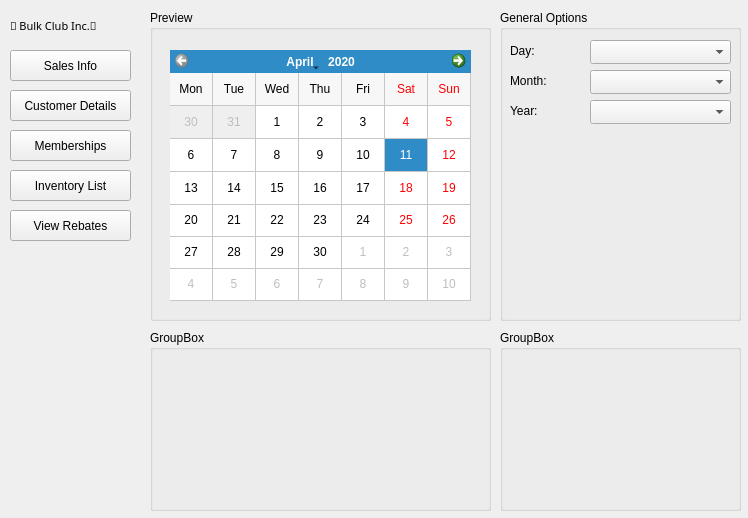
Old version of the form Manager.ui in the repository UnitedPuggs/The-Simps.
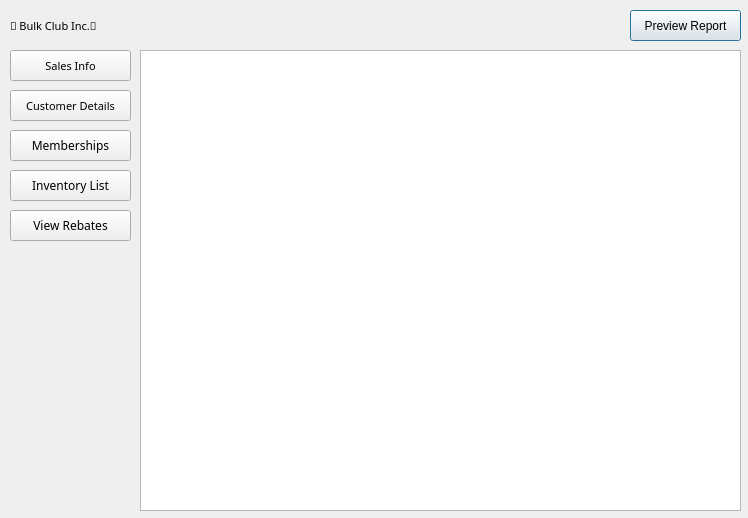
New version of the form.

Patch:
```diff
--- a/Manager.ui
+++ b/Manager.ui
@@ -48,182 +48,33 @@
     </rect>
    </property>
    <widget class="QWidget" name="salesPage">
-    <widget class="QGroupBox" name="groupBox">
+    <widget class="QTableWidget" name="salesPage_tableWidget">
      <property name="geometry">
       <rect>
-       <x>10</x>
-       <y>10</y>
-       <width>341</width>
-       <height>311</height>
+       <x>0</x>
+       <y>50</y>
+       <width>601</width>
+       <height>461</height>
       </rect>
      </property>
-     <property name="title">
-      <string>Preview</string>
-     </property>
-     <widget class="QCalendarWidget" name="salesPage_calendarWidget">
-      <property name="geometry">
-       <rect>
-        <x>20</x>
-        <y>40</y>
-        <width>301</width>
-        <height>251</height>
-       </rect>
-      </property>
-      <property name="selectedDate">
-       <date>
-        <year>2020</year>
-        <month>4</month>
-        <day>11</day>
-       </date>
-      </property>
-      <property name="minimumDate">
-       <date>
-        <year>2020</year>
-        <month>4</month>
-        <day>1</day>
-       </date>
-      </property>
-      <property name="firstDayOfWeek">
-       <enum>Qt::Monday</enum>
-      </property>
-      <property name="gridVisible">
-       <bool>true</bool>
-      </property>
-      <property name="selectionMode">
-       <enum>QCalendarWidget::SingleSelection</enum>
-      </property>
-      <property name="verticalHeaderFormat">
-       <enum>QCalendarWidget::NoVerticalHeader</enum>
-      </property>
-      <property name="navigationBarVisible">
-       <bool>true</bool>
-      </property>
-      <property name="dateEditEnabled">
-       <bool>false</bool>
-      </property>
-     </widget>
     </widget>
-    <widget class="QGroupBox" name="groupBox_2">
+    <widget class="QPushButton" name="salesPage_previewButton">
      <property name="geometry">
       <rect>
-       <x>360</x>
+       <x>490</x>
        <y>10</y>
-       <width>241</width>
-       <height>311</height>
+       <width>111</width>
+       <height>31</height>
       </rect>
      </property>
-     <property name="title">
-      <string>General Options</string>
+     <property name="font">
+      <font>
+       <family>Arial</family>
+       <pointsize>9</pointsize>
+      </font>
      </property>
-     <widget class="QComboBox" name="comboBox">
-      <property name="geometry">
-       <rect>
-        <x>90</x>
-        <y>30</y>
-        <width>141</width>
-        <height>24</height>
-       </rect>
-      </property>
-     </widget>
-     <widget class="QLabel" name="label">
-      <property name="geometry">
-       <rect>
-        <x>10</x>
-        <y>30</y>
-        <width>71</width>
-        <height>21</height>
-       </rect>
-      </property>
-      <property name="font">
-       <font>
-        <pointsize>9</pointsize>
-       </font>
-      </property>
-      <property name="text">
-       <string>Day:</string>
-      </property>
-     </widget>
-     <widget class="QLabel" name="label_2">
-      <property name="geometry">
-       <rect>
-        <x>10</x>
-        <y>60</y>
-        <width>71</width>
-        <height>21</height>
-       </rect>
-      </property>
-      <property name="font">
-       <font>
-        <pointsize>9</pointsize>
-       </font>
-      </property>
-      <property name="text">
-       <string>Month:</string>
-      </property>
-     </widget>
-     <widget class="QLabel" name="label_3">
-      <property name="geometry">
-       <rect>
-        <x>10</x>
-        <y>90</y>
-        <width>71</width>
-        <height>21</height>
-       </rect>
-      </property>
-      <property name="font">
-       <font>
-        <pointsize>9</pointsize>
-       </font>
-      </property>
-      <property name="text">
-       <string>Year:</string>
-      </property>
-     </widget>
-     <widget class="QComboBox" name="comboBox_2">
-      <property name="geometry">
-       <rect>
-        <x>90</x>
-        <y>60</y>
-        <width>141</width>
-        <height>24</height>
-       </rect>
-      </property>
-     </widget>
-     <widget class="QComboBox" name="comboBox_3">
-      <property name="geometry">
-       <rect>
-        <x>90</x>
-        <y>90</y>
-        <width>141</width>
-        <height>24</height>
-       </rect>
-      </property>
-     </widget>
-    </widget>
-    <widget class="QGroupBox" name="groupBox_3">
-     <property name="geometry">
-      <rect>
-       <x>10</x>
-       <y>330</y>
-       <width>341</width>
-       <height>181</height>
-      </rect>
-     </property>
-     <property name="title">
-      <string>GroupBox</string>
-     </property>
-    </widget>
-    <widget class="QGroupBox" name="groupBox_4">
-     <property name="geometry">
-      <rect>
-       <x>360</x>
-       <y>330</y>
-       <width>241</width>
-       <height>181</height>
-      </rect>
-     </property>
-     <property name="title">
-      <string>GroupBox</string>
+     <property name="text">
+      <string>Preview Report</string>
      </property>
     </widget>
    </widget>
@@ -405,6 +256,11 @@
      <height>31</height>
     </rect>
    </property>
+   <property name="font">
+    <font>
+     <family>Lucida Sans</family>
+    </font>
+   </property>
    <property name="text">
     <string>Inventory List</string>
    </property>
@@ -418,6 +274,12 @@
      <height>31</height>
     </rect>
    </property>
+   <property name="font">
+    <font>
+     <family>Lucida Sans</family>
+     <pointsize>8</pointsize>
+    </font>
+   </property>
    <property name="text">
     <string>Sales Info</string>
    </property>
@@ -431,6 +293,11 @@
      <height>31</height>
     </rect>
    </property>
+   <property name="font">
+    <font>
+     <family>Lucida Sans</family>
+    </font>
+   </property>
    <property name="text">
     <string>Memberships</string>
    </property>
@@ -444,6 +311,12 @@
      <height>31</height>
     </rect>
    </property>
+   <property name="font">
+    <font>
+     <family>Lucida Sans</family>
+     <pointsize>8</pointsize>
+    </font>
+   </property>
    <property name="text">
     <string>Customer Details</string>
    </property>
@@ -457,6 +330,11 @@
      <height>31</height>
     </rect>
    </property>
+   <property name="font">
+    <font>
+     <family>Lucida Sans</family>
+    </font>
+   </property>
    <property name="text">
     <string>View Rebates</string>
    </property>
```
Left out of the diff: 134 changed lines with no effect on the pictures.
